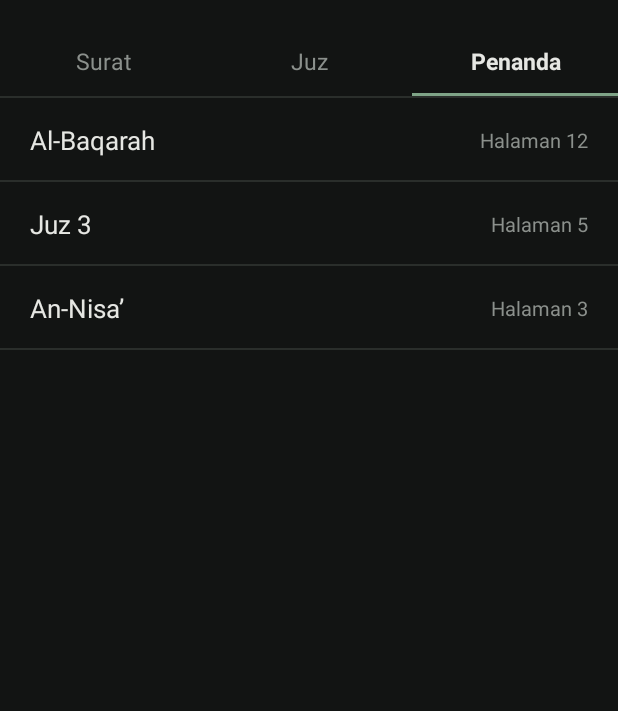
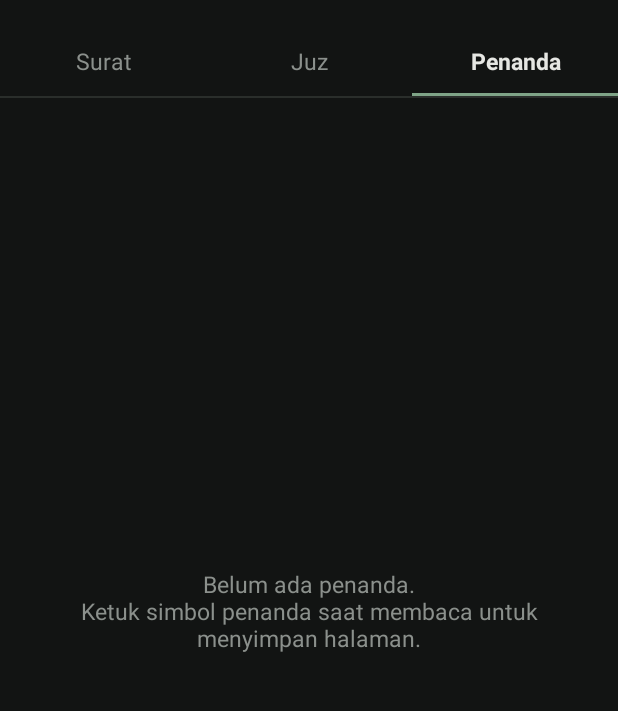
Before and after one commit to sebuahdomain-ctrl/Alqur-an, an Android app: the MainActivity screen opened directly, with no data from a screen before it, after a tap on "Penanda", on a phone screen of 412 x 824 dp, the part 111-822 px from its top. Run offline under Robolectric (Android 15) with nearby library versions, the phone set to English and light mode, and no system bars; 1 statement that could not run was skipped; 2 other taps on this screen came first.

Commit message:
Update Alqur-an_V10

```diff
--- a/app/src/main/java/com/sabilu/alquran/Data.kt
+++ b/app/src/main/java/com/sabilu/alquran/Data.kt
@@ -180,10 +180,9 @@ object Data {
         return "$no. $nama" to "Halaman ${halamanPdf - 3}, Juz $juzNo"
     }
 
-    // Penanda belum diminta, masih data contoh.
-    fun penanda(): List<Entry> = listOf(
-        Entry("Al-Baqarah", "Halaman 12"),
-        Entry("Juz 3", "Halaman 5"),
-        Entry("An-Nisa’", "Halaman 3"),
-    )
+    /** Baris daftar untuk satu halaman PDF (dipakai tab Penanda). */
+    fun entri(halamanPdf: Int): Entry {
+        val (judul, ket) = infoHalaman(halamanPdf)
+        return Entry(judul, ket, halamanPdf)
+    }
 }
--- a/app/src/main/java/com/sabilu/alquran/MainActivity.kt
+++ b/app/src/main/java/com/sabilu/alquran/MainActivity.kt
@@ -44,7 +44,10 @@ class MainActivity : AppCompatActivity() {
         if (!PdfStore.isReadable(this)) {
             startActivity(Intent(this, WelcomeActivity::class.java))
             finish()
+            return
         }
+        // Muat ulang daftar, supaya penanda baru dari layar baca langsung tampil.
+        setTab(activeTab)
     }
 
     private fun setTab(active: Int) {
@@ -62,9 +65,11 @@ class MainActivity : AppCompatActivity() {
         val list = when (active) {
             0 -> Data.surat
             1 -> Data.juz
-            else -> Data.penanda()
+            else -> PenandaStore.semua(this).map { Data.entri(it) }
         }
         adapter.submit(list)
-        findViewById<TextView>(R.id.empty).visibility = View.GONE
+        val kosong = findViewById<TextView>(R.id.empty)
+        kosong.setText(R.string.penanda_kosong)
+        kosong.visibility = if (active == 2 && list.isEmpty()) View.VISIBLE else View.GONE
     }
 }
--- /dev/null
+++ b/app/src/main/java/com/sabilu/alquran/PenandaStore.kt
@@ -0,0 +1,36 @@
+package com.sabilu.alquran
+
+import android.content.Context
+
+/** Menyimpan penanda: nomor halaman PDF (mulai dari 1) yang ditandai user, di penyimpanan lokal aplikasi. */
+object PenandaStore {
+    private const val PREF = "alquran"
+    private const val KEY = "penanda"
+
+    /** Semua penanda, diurutkan menurut nomor halaman. */
+    fun semua(ctx: Context): List<Int> =
+        ctx.getSharedPreferences(PREF, Context.MODE_PRIVATE)
+            .getString(KEY, "")
+            .orEmpty()
+            .split(',')
+            .mapNotNull { it.trim().toIntOrNull() }
+            .distinct()
+            .sorted()
+
+    fun ada(ctx: Context, halaman: Int): Boolean = halaman in semua(ctx)
+
+    /** Tambah penanda kalau belum ada, hapus kalau sudah ada. Mengembalikan true kalau sekarang ditandai. */
+    fun ubah(ctx: Context, halaman: Int): Boolean {
+        val daftar = semua(ctx).toMutableList()
+        val ditandai = if (halaman in daftar) {
+            daftar.remove(halaman)
+            false
+        } else {
+            daftar.add(halaman)
+            true
+        }
+        ctx.getSharedPreferences(PREF, Context.MODE_PRIVATE)
+            .edit().putString(KEY, daftar.sorted().joinToString(",")).apply()
+        return ditandai
+    }
+}
--- a/app/src/main/res/values/strings.xml
+++ b/app/src/main/res/values/strings.xml
@@ -7,6 +7,9 @@
     <string name="tab_juz">Juz</string>
     <string name="tab_penanda">Penanda</string>
     <string name="penanda">Penanda</string>
+    <string name="penanda_ditambah">Penanda ditambahkan</string>
+    <string name="penanda_dihapus">Penanda dihapus</string>
+    <string name="penanda_kosong">Belum ada penanda.\nKetuk simbol penanda saat membaca untuk menyimpan halaman.</string>
     <string name="opsi">Opsi</string>
     <string name="pdf_tidak_ada">PDF tidak tersedia</string>
     <string name="pdf_gagal">PDF tidak bisa dibuka</string>
```
Also changed, not shown: app/src/main/java/com/sabilu/alquran/ReaderActivity.kt (+27 -0 lines), app/src/main/res/drawable/ic_bookmark_filled.xml (added, +13 -0 lines).
